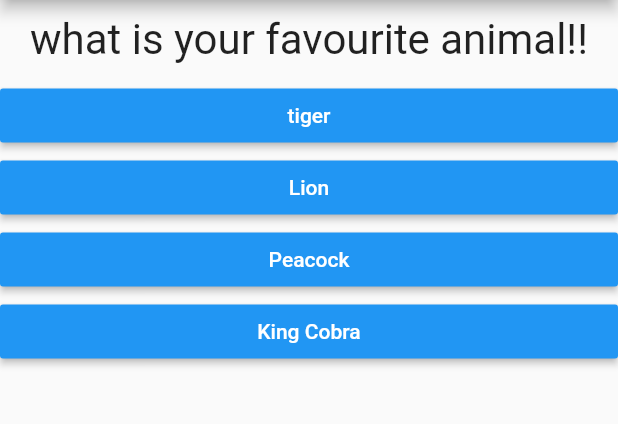
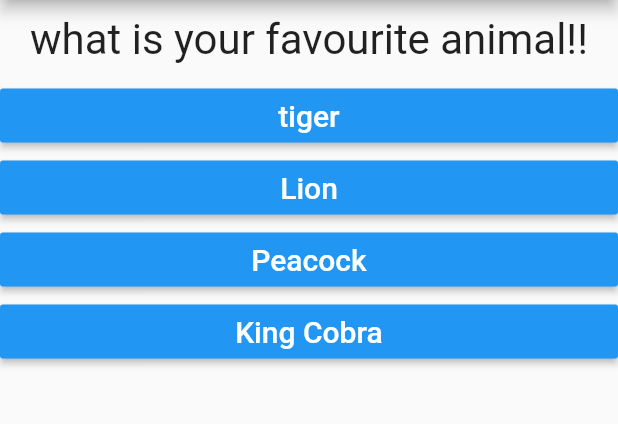
Before and after one commit to mkbhru/quizapp, a Flutter app: the screen it shows after launch, after a tap on "Black", on a phone screen of 412 x 824 dp, the part 84-508 px from its top. Run offline on Flutter 3.47's test engine with Material 2 defaults, Android fonts, the phone set to English and light mode, and no system bars.

Commit message:
subwidgets created

```diff
--- a/lib/answer.dart
+++ b/lib/answer.dart
@@ -12,7 +12,9 @@ class Answer extends StatelessWidget {
       child: RaisedButton(
         color: Colors.blue,
         textColor: Colors.white,
-        child: Text(answerText),
+        child: Text(answerText,
+        style: TextStyle(fontSize: 20,
+        ),),
         onPressed: selectHandler,
       ),
     );
--- a/lib/main.dart
+++ b/lib/main.dart
@@ -1,3 +1,5 @@
+import 'package:appp/quiz.dart';
+import 'package:appp/result.dart';
 import 'package:flutter/material.dart';
 import './questions.dart';
 import './answer.dart';
@@ -16,7 +18,7 @@ class Myapp extends StatefulWidget {
 class _MyappState extends State<Myapp> {
   //we add generic Myapp toi
 //setup connections with Myapp class
-  final questions = const [
+  final _questions = const [
     {
       'questionText': 'What is your favourite color!!!!!',
       'answers': [
@@ -42,10 +44,10 @@ class _MyappState extends State<Myapp> {
     }); //because of this set state function we can rerender
     //in every answer
     print(_questionindex);
-    if (_questionindex < questions.length) {
-      print("you have more questions");
+    if (_questionindex < _questions.length) {
+      print("you have more _questions");
     } else {
-      print("NO MOre questions!");
+      print("NO MOre _questions!");
     }
   } //flutter didn't reubilds entire ui again it
   //is so eficient thet it ony rebuilds therequired thing
@@ -53,39 +55,18 @@ class _MyappState extends State<Myapp> {
 
   @override
   Widget build(BuildContext context) {
-    //we moved questions from here cause there scope is limited to only this method
+    //we moved _questions from here cause there scope
+    //is limited to only this method
     return MaterialApp(
       home: Scaffold(
         appBar: AppBar(
           title: Text('yo My App'),
         ),
-        body: _questionindex < questions.length
-            ? Column(
-                children: [
-                  Question(
-                    questions[_questionindex]['questionText'],
-                  ),
-                  ...(questions[_questionindex]['answers'] as List<String>)
-                      .map((answer) {
-                    return Answer(_answerQuestion, answer);
-                  }).toList()
-                  //this three sot operator adds all values of a existing list into a
-                  // this list
-                  /*here list is me .map() question[0][1] list ki values ko ek ek karke anonymous function m
- pass kar raha h answer argument m .jo ki in turn widget bana k de raha h.
-.tolist() un widget ki list bana rahi h. or fir spread operator usko spread kar
-raha h body m ek sath jo hamari list ban chuki thi .traversing ka kaam .map kar raha h
-Sahi h na ma'am😅 */
-                ],
-              )
-            : Center(
-                child: Text(
-                  "You've done this!",
-                  style: TextStyle(fontSize: 34,
-                  color: Colors.pink[400],)
-
-                ),
-              ),
+        body: _questionindex < _questions.length
+            ? Quiz(answerQuestion: _answerQuestion,
+            questionIndex: _questionindex,
+            questions: _questions,)
+            : Result(),
       ),
     );
   }
--- /dev/null
+++ b/lib/quiz.dart
@@ -0,0 +1,30 @@
+import 'package:flutter/material.dart';
+import './questions.dart';
+import './answer.dart';
+
+class Quiz extends StatelessWidget {
+  final List<Map<String, Object>> questions;
+  final Function answerQuestion;
+  final int questionIndex;
+  Quiz({@required this.questions,@required this.answerQuestion,@required this.questionIndex});
+  @override
+  Widget build(BuildContext context) {
+    return Column(
+      children: [
+        Question(
+          questions[questionIndex]['questionText'],
+        ),
+        ...(questions[questionIndex]['answers'] as List<String>).map((answer) {
+          return Answer(answerQuestion, answer);
+        }).toList()
+        //this three sot operator adds all values of a existing list into a
+        // this list
+        /*here list is me .map() question[0][1] list ki values ko ek ek karke anonymous function m
+ pass kar raha h answer argument m .jo ki in turn widget bana k de raha h.
+.tolist() un widget ki list bana rahi h. or fir spread operator usko spread kar
+raha h body m ek sath jo hamari list ban chuki thi .traversing ka kaam .map kar raha h
+Sahi h na ma'am😅 */
+      ],
+    );
+  }
+}
--- /dev/null
+++ b/lib/result.dart
@@ -0,0 +1,15 @@
+import 'package:flutter/material.dart';
+
+class Result extends StatelessWidget {
+
+  @override
+  Widget build(BuildContext context) {
+    return Center(
+      child: Text("You've done this!",
+          style: TextStyle(
+            fontSize: 34,
+            color: Colors.pink[400],
+          )),
+    );
+  }
+}
```
